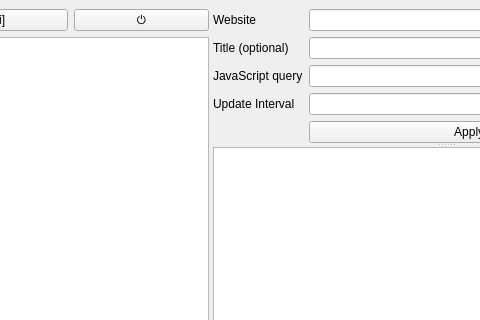
mmmm1998/WebWatcher, file src/mainwindow.ui: the form before one commit; both pictures show x 500 to 980 and y 0 to 320 of the 1187 by 844 pixel window.
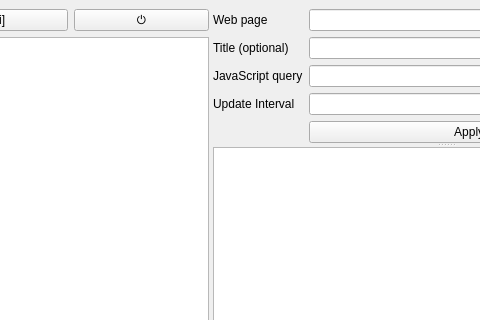
The form after the commit. Icons and pictures are not drawn.

Patch:
```diff
--- a/src/mainwindow.ui
+++ b/src/mainwindow.ui
@@ -164,7 +164,7 @@
          <item row="1" column="0">
           <widget class="QLabel" name="siteLabel">
            <property name="text">
-            <string>Website</string>
+            <string>Web page</string>
            </property>
           </widget>
          </item>
```
